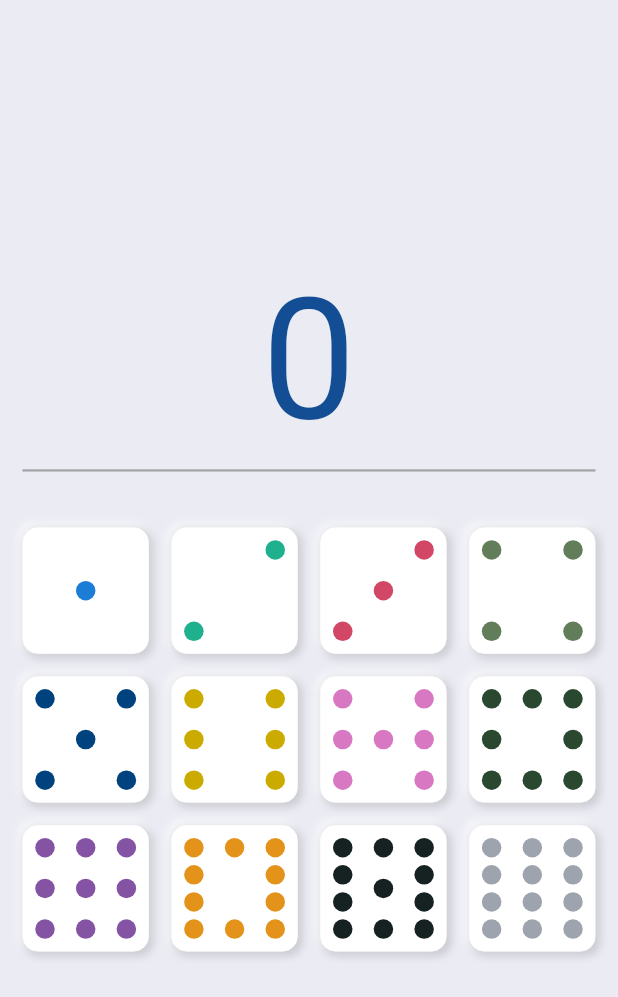
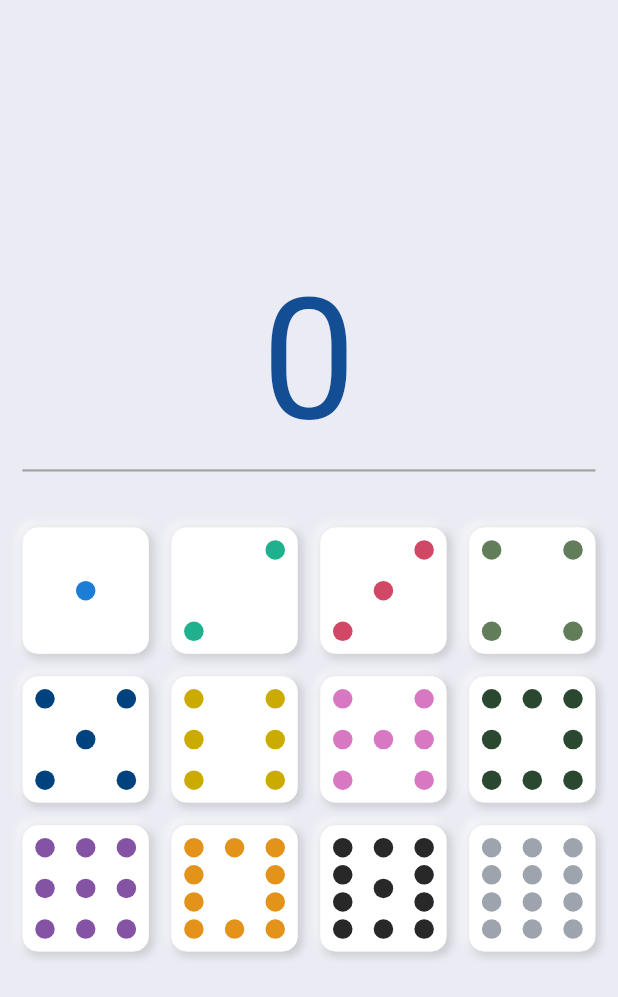
Before and after one commit to esron/mexican_calculator, a Flutter app: the screen it shows after launch, on a phone screen of 412 x 824 dp. Shown: the top 997 px of the screen. Run offline on Flutter 3.47's test engine with Material 2 defaults, Android fonts, the light colour scheme and no system bars.

Commit message:
Changes the color of the dominoe eleven

```diff
--- a/lib/widgets/domino_piece.dart
+++ b/lib/widgets/domino_piece.dart
@@ -798,7 +798,7 @@ class DominoEleven extends StatelessWidget {
               height: 13,
               width: 13,
               decoration: BoxDecoration(
-                color: Color(0xFF162222),
+                color: Color(0xFF282828),
                 shape: BoxShape.circle,
               ),
             ),
@@ -806,7 +806,7 @@ class DominoEleven extends StatelessWidget {
               height: 13,
               width: 13,
               decoration: BoxDecoration(
-                color: Color(0xFF162222),
+                color: Color(0xFF282828),
                 shape: BoxShape.circle,
               ),
             ),
@@ -814,7 +814,7 @@ class DominoEleven extends StatelessWidget {
               height: 13,
               width: 13,
               decoration: BoxDecoration(
-                color: Color(0xFF162222),
+                color: Color(0xFF282828),
                 shape: BoxShape.circle,
               ),
             ),
@@ -822,7 +822,7 @@ class DominoEleven extends StatelessWidget {
               height: 13,
               width: 13,
               decoration: BoxDecoration(
-                color: Color(0xFF162222),
+                color: Color(0xFF282828),
                 shape: BoxShape.circle,
               ),
             ),
@@ -835,7 +835,7 @@ class DominoEleven extends StatelessWidget {
               height: 13,
               width: 13,
               decoration: BoxDecoration(
-                color: Color(0xFF162222),
+                color: Color(0xFF282828),
                 shape: BoxShape.circle,
               ),
             ),
@@ -843,7 +843,7 @@ class DominoEleven extends StatelessWidget {
               height: 13,
               width: 13,
               decoration: BoxDecoration(
-                color: Color(0xFF162222),
+                color: Color(0xFF282828),
                 shape: BoxShape.circle,
               ),
             ),
@@ -851,7 +851,7 @@ class DominoEleven extends StatelessWidget {
               height: 13,
               width: 13,
               decoration: BoxDecoration(
-                color: Color(0xFF162222),
+                color: Color(0xFF282828),
                 shape: BoxShape.circle,
               ),
             ),
@@ -864,7 +864,7 @@ class DominoEleven extends StatelessWidget {
               height: 13,
               width: 13,
               decoration: BoxDecoration(
-                color: Color(0xFF162222),
+                color: Color(0xFF282828),
                 shape: BoxShape.circle,
               ),
             ),
@@ -872,7 +872,7 @@ class DominoEleven extends StatelessWidget {
               height: 13,
               width: 13,
               decoration: BoxDecoration(
-                color: Color(0xFF162222),
+                color: Color(0xFF282828),
                 shape: BoxShape.circle,
               ),
             ),
@@ -880,7 +880,7 @@ class DominoEleven extends StatelessWidget {
               height: 13,
               width: 13,
               decoration: BoxDecoration(
-                color: Color(0xFF162222),
+                color: Color(0xFF282828),
                 shape: BoxShape.circle,
               ),
             ),
@@ -888,7 +888,7 @@ class DominoEleven extends StatelessWidget {
               height: 13,
               width: 13,
               decoration: BoxDecoration(
-                color: Color(0xFF162222),
+                color: Color(0xFF282828),
                 shape: BoxShape.circle,
               ),
             ),
```
